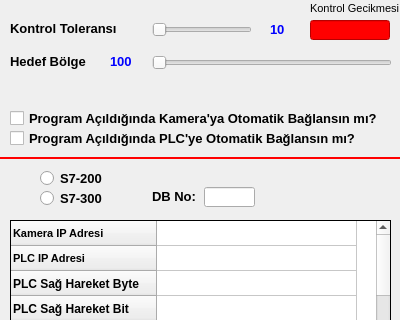
This is settingsform.ui in alikanarya/JTW as Qt 5 draws it before an edit; both pictures show x 0 to 400 and y 0 to 320 of the 400 by 500 pixel window. The edited form follows.
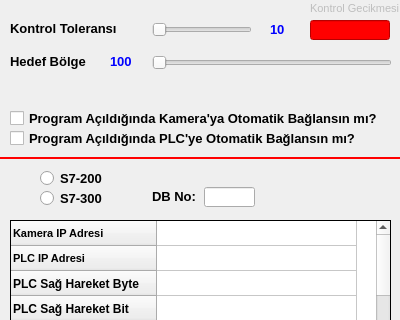
This is the edited form. Icons and pictures are not drawn.

Diff of the .ui file:
```diff
--- a/settingsform.ui
+++ b/settingsform.ui
@@ -680,6 +680,9 @@
    </property>
   </widget>
   <widget class="QLabel" name="label_4">
+   <property name="enabled">
+    <bool>false</bool>
+   </property>
    <property name="geometry">
     <rect>
      <x>310</x>
```
Left out of the diff: 3 changed lines with no effect on the pictures.
